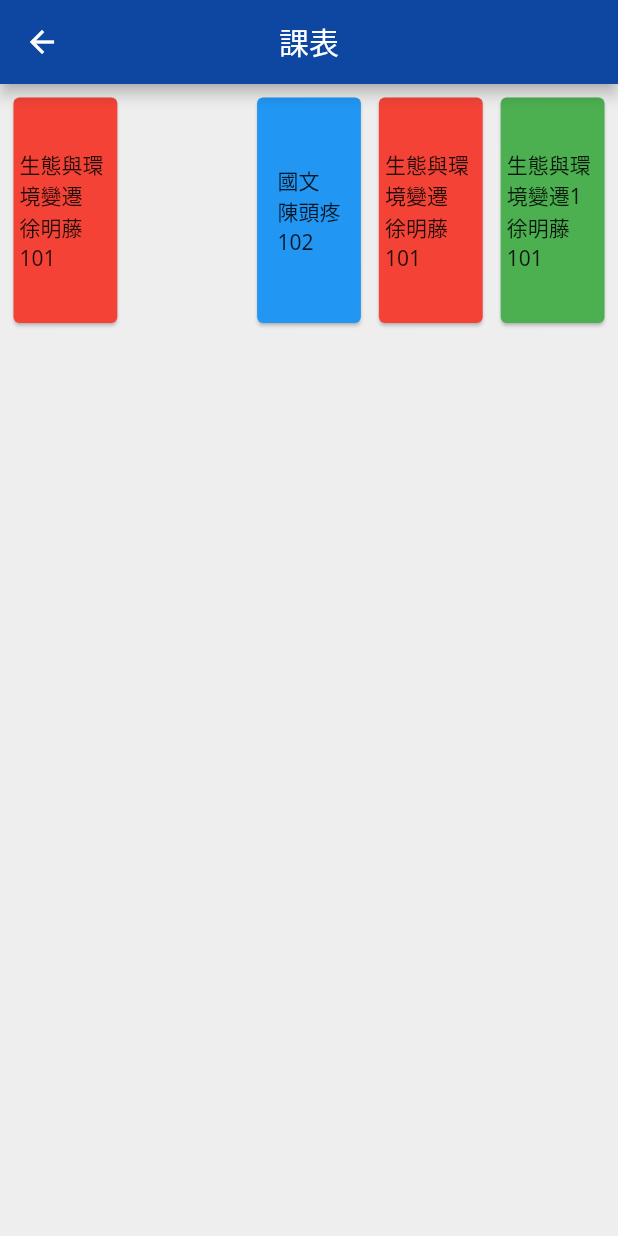
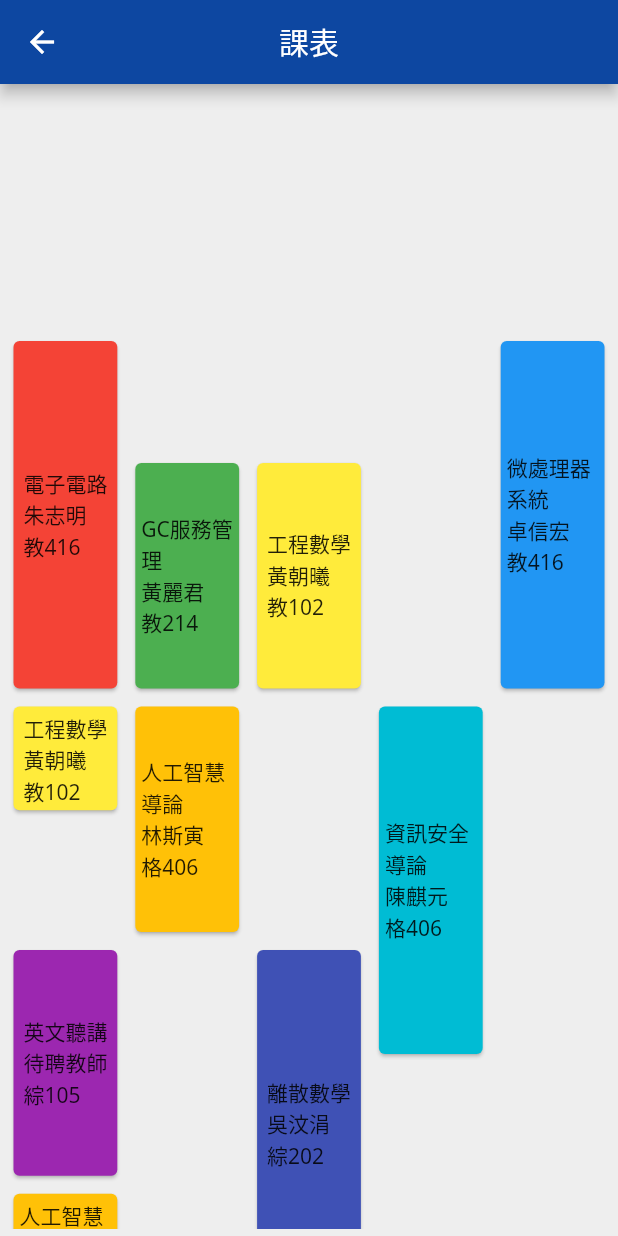
Before and after one commit to mpeilun/niu_app, a Flutter app: the screen it shows after launch, after a tap on an icon or button, on a phone screen of 412 x 824 dp. Run offline on Flutter 3.47's test engine with Material 2 defaults, Android fonts, the phone set to English and light mode, and no system bars; our stand-ins replace cookie_jar, dio, dio_cookie_manager, fluttertoast, google_fonts, open_file and 1 more; missing offline and left inert: app_settings, flutter_inappwebview, week_of_year.

Commit message:
課表大略完成

```diff
--- a/lib/TimeTable/BuildTimeTable/Class.dart
+++ b/lib/TimeTable/BuildTimeTable/Class.dart
@@ -23,6 +23,5 @@ class Class{
   }
   ///<--普通建構子-->///
   Class(this.name,this.teacher,this.classroom,this.weekDay,this.startTime,this.endTime);
-
   void setColor(Color? changeColor) {_color = changeColor;}
 }
--- a/lib/TimeTable/BuildTimeTable/ClassList.dart
+++ b/lib/TimeTable/BuildTimeTable/ClassList.dart
@@ -17,30 +17,76 @@ class ClassList{
   List<Widget> getTiles(){
     return _tiles;
   }
+  List<List<bool>> tableInfo = []; //在某個禮拜某節是不是有課
 
 
   ClassList(this._classList){
-    int colorIndex = 0;
+    ///<--執行前對list的sort&tableInfo的初始化-->///
+    //排序
+    _classList.sort((left,right)=>left.weekDay.compareTo(right.weekDay));
+    _classList.sort((left,right)=>left.startTime.compareTo(right.startTime));
+    //tableInfo的初始化
+    for(int i = 0;i<6;i++){
+      tableInfo.add([false,false,false,false,false,false,false,false,false,false,false,false]);
+    }
+    ///<--產生pageList-->///
+    int weekDay = 1;
+    int time = 0;
     for(int i = 0; i < _classList.length; i++){
-      if(_classList[i].teacher == null){
-        _tiles.add(NullClassCard.build());
-        _staggeredTiles.add(StaggeredTile.count(1, 1));
-      }else{
-        if( colorList[_classList[i].name] == null){
-          _classList[i].setColor( colors[colorIndex] );
-          colorList[_classList[i].name] = colors[colorIndex++];
+      while(time != _classList[i].startTime){
+        int num = 0;
+        for(int j = weekDay; j <= 5;j++){
+          if(!tableInfo[j][time]){
+            putNullClass();
+            num++;
+          }
         }
-        else {
-          _classList[i].setColor( colorList[_classList[i].name] );
+        print("add " + num.toString() + " for new line");
+        time++;
+        weekDay = 1;
+      }
+      int num = 0;
+      for(int j = weekDay; j < _classList[i].weekDay;j++){
+        if(!tableInfo[weekDay][time]) {
+          putNullClass();
+          num++;
         }
-        _tiles.add(ClassCard.build(thisClass : _classList[i]));
-        _staggeredTiles.add(StaggeredTile.count(1, 2));
       }
-
+      print("add " + num.toString() + " for space");
+      print(_classList[i].name);
+      putClass(_classList[i]);
+      weekDay = _classList[i].weekDay+1;
+      time = _classList[i].startTime;
+      for(int j = _classList[i].startTime; j <= _classList[i].endTime; j++){
+        tableInfo[_classList[i].weekDay][j] = true;
+      }
+    }
+    for(int i = 1; i <= 5;i++){
+      print(tableInfo[i]);
     }
   }
+
+  ///<--有課程新增ClassCard到list裡-->///
+  void putClass(Class thisClass){
+    if( colorList[thisClass.name] == null){
+      thisClass.setColor( colors[colorIndex] );
+      colorList[thisClass.name.toString()] = colors[colorIndex++];
+    }
+    else {
+      thisClass.setColor( colorList[thisClass.name] );
+    }
+    _tiles.add(ClassCard.build(thisClass : thisClass));
+    _staggeredTiles.add(StaggeredTile.count(1, (thisClass.endTime - thisClass.startTime + 1).toDouble() ));
+  }
+
+  void putNullClass(){
+    _tiles.add(NullClassCard.build());
+    _staggeredTiles.add(StaggeredTile.count(1,1));
+  }
+
 }
 
+int colorIndex = 0;
 List<Color> colors = <Color>[
   Colors.red,
   Colors.blue,
@@ -49,4 +95,9 @@ List<Color> colors = <Color>[
   Colors.amber,
   Colors.cyan,
   Colors.purple,
+  Colors.indigo,
+  Colors.greenAccent,
+  Colors.lightBlueAccent,
+  Colors.tealAccent,
+  Colors.cyanAccent
 ];
--- a/lib/TimeTable/BuildTimeTable/ViewPage.dart
+++ b/lib/TimeTable/BuildTimeTable/ViewPage.dart
@@ -10,7 +10,7 @@ class ViewPage extends StatelessWidget {
 
   @override
   Widget build(BuildContext context) {
-    var _re = ClassList(_list);
+    var _re = ClassList(myTable);
     return Scaffold(
       appBar: AppBar(
         title: Text("課表"),
@@ -32,6 +32,22 @@ class ViewPage extends StatelessWidget {
     );
   }
 }
+
+
+List<Class> myTable = <Class>[
+  Class("電子電路","朱志明","教416",1,2,4),
+  Class("工程數學","黃朝曦","教102",1,5,5),
+  Class("英文聽講","待聘教師","綜105",1,7,8),
+  Class("人工智慧導論","林斯寅","格406",1,9,9),
+  Class("GC服務管理","黃麗君","教214",2,3,4),
+  Class("人工智慧導論","林斯寅","格406",2,5,6),
+  Class("工程數學","黃朝曦","教102",3,3,4),
+  Class("離散數學","吳汶涓","綜202",3,7,9),
+  Class("GB台灣開發史","陳政吉","教105",3,10,11),
+  Class("資訊安全導論","陳麒元","格406",4,5,7),
+  Class("微處理器系統","卓信宏","教416",5,2,4)
+];
+
 
 Class nullClass = new Class(null,null,null,-1,-1,-1);
 Class temp = new Class("生態與環境變遷","徐明藤","101",1,1,1);
```
